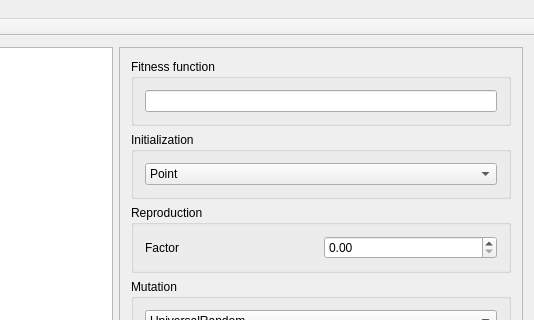
Old version of the form EvolViz/mainwindow.ui in the repository maciejgrzybek/EvolViz; both pictures show x 303 to 837 and y 0 to 320 of the 837 by 610 pixel window.
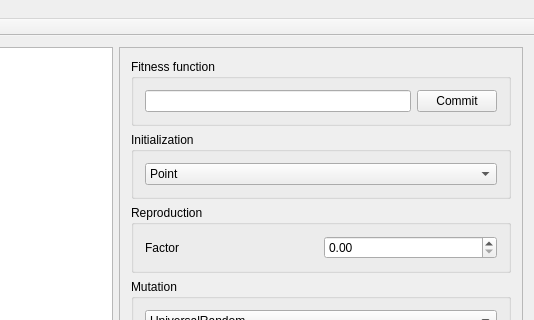
New version of the form.

Commit message: View sends FitnessFunctionChange requests to controller.

The edit to the form file:
```diff
--- a/EvolViz/mainwindow.ui
+++ b/EvolViz/mainwindow.ui
@@ -7,7 +7,7 @@
     <x>0</x>
     <y>0</y>
     <width>837</width>
-    <height>483</height>
+    <height>499</height>
    </rect>
   </property>
   <property name="windowTitle">
@@ -38,9 +38,16 @@
          <property name="title">
           <string>Fitness function</string>
          </property>
-         <layout class="QVBoxLayout" name="verticalLayout_7">
+         <layout class="QHBoxLayout" name="horizontalLayout_3">
           <item>
-           <widget class="QLineEdit" name="lineEdit"/>
+           <widget class="QLineEdit" name="fitnessFunctionLineEdit"/>
+          </item>
+          <item>
+           <widget class="QPushButton" name="fitnessFunctionCommit">
+            <property name="text">
+             <string>Commit</string>
+            </property>
+           </widget>
           </item>
          </layout>
         </widget>
```
The commit also changes 7 other files.
